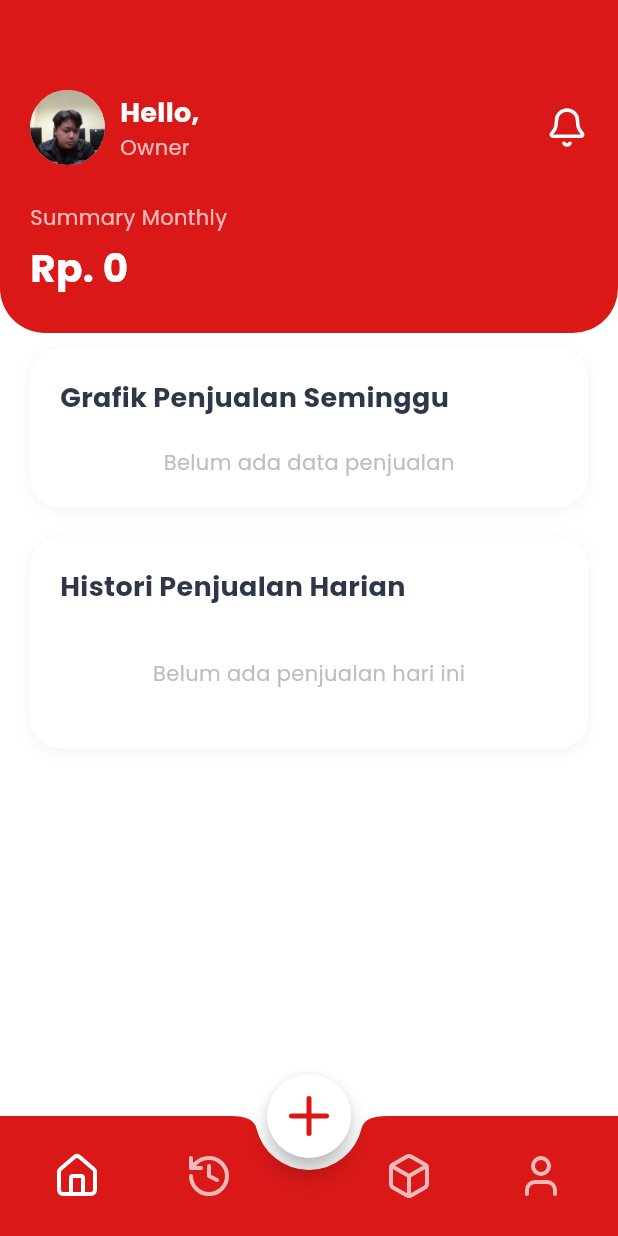
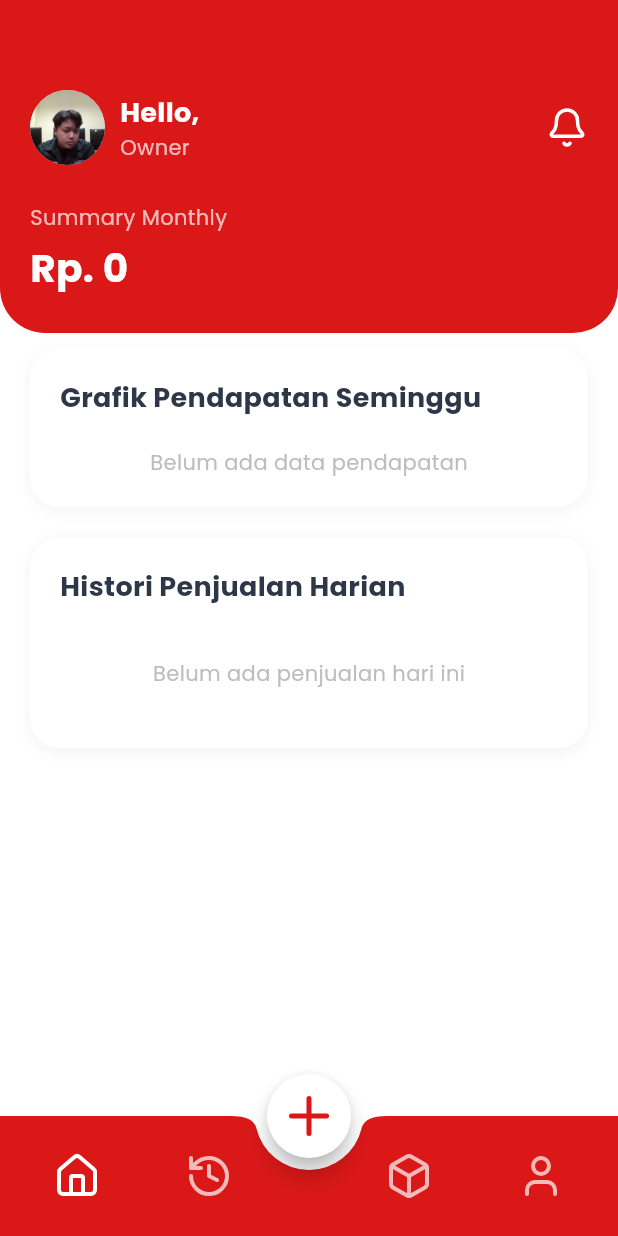
Before and after one commit to thisgleammm/rafflimotor, a Flutter app: the DashboardPage screen opened by its route, on a phone screen of 412 x 824 dp. Run offline on Flutter 3.47's test engine with Material 3 defaults, Android fonts, the phone set to English and light mode, and no system bars; our stand-ins replace fl_chart, flutter_dotenv, flutter_image_compress, google_fonts, image_picker, lucide_icons and 5 more; accounts and stored records are empty; network calls fail.

Commit message:
feat: enhance dashboard with improved analytics widgets and sales visualization

```diff
--- a/lib/screens/dashboard_page.dart
+++ b/lib/screens/dashboard_page.dart
@@ -28,17 +28,28 @@ class _DashboardPageState extends State<DashboardPage> {
   bool _isLoadingStock = true;
   static const int _minStockThreshold = 3;
 
-  // Sales data
-  List<Map<String, dynamic>> _weeklySalesData = [];
-  List<Sale> _todaySales = [];
-  double _monthlyRevenue = 0;
-  bool _isLoadingSales = true;
+  // Futures for async loading
+  late Future<List<Map<String, dynamic>>> _weeklySalesFuture;
+  late Future<double> _monthlyRevenueFuture;
+  late Future<List<Sale>> _todaySalesFuture;
 
   @override
   void initState() {
     super.initState();
     _checkLowStock();
-    _loadSalesData();
+    _refreshDashboardData();
+  }
+
+  void _refreshDashboardData() {
+    final now = DateTime.now();
+    setState(() {
+      _weeklySalesFuture = _databaseService.getWeeklySales();
+      _monthlyRevenueFuture = _databaseService.getMonthlyRevenue(
+        year: now.year,
+        month: now.month,
+      );
+      _todaySalesFuture = _databaseService.getTodaySales();
+    });
   }
 
   Future<void> _checkLowStock() async {
@@ -63,36 +74,10 @@ class _DashboardPageState extends State<DashboardPage> {
     }
   }
 
-  Future<void> _loadSalesData() async {
-    setState(() {
-      _isLoadingSales = true;
-    });
-
-    try {
-      final now = DateTime.now();
-      final weeklySales = await _databaseService.getWeeklySales();
-      final todaySales = await _databaseService.getTodaySales();
-      final monthlyRevenue = await _databaseService.getMonthlyRevenue(
-        year: now.year,
-        month: now.month,
-      );
-
-      setState(() {
-        _weeklySalesData = weeklySales;
-        _todaySales = todaySales;
-        _monthlyRevenue = monthlyRevenue;
-        _isLoadingSales = false;
-      });
-    } catch (e) {
-      debugPrint('Error loading sales data: $e');
-      setState(() {
-        _isLoadingSales = false;
-      });
-    }
-  }
-
   void _onItemTapped(int index) {
-    if (index == 2) {
+    if (index == 0) {
+      _refreshDashboardData();
+    } else if (index == 2) {
       // Refresh low stock alert when switching to stock page
       _checkLowStock();
     }
@@ -205,10 +190,14 @@ class _DashboardPageState extends State<DashboardPage> {
                     style: TextStyle(color: Colors.white70, fontSize: 14),
                   ),
                   const SizedBox(height: 5),
-                      _isLoadingSales
-                          ? const SizedBox(
+                  FutureBuilder<double>(
+                    future: _monthlyRevenueFuture,
+                    builder: (context, snapshot) {
+                      if (snapshot.connectionState == ConnectionState.waiting) {
+                        return const SizedBox(
                           height: 30,
-                          child: Center(
+                          child: Align(
+                            alignment: Alignment.centerLeft,
                             child: SizedBox(
                               width: 20,
                               height: 20,
@@ -218,18 +207,22 @@ class _DashboardPageState extends State<DashboardPage> {
                               ),
                             ),
                           ),
-                            )
-                          : Text(
+                        );
+                      }
+                      final revenue = snapshot.data ?? 0;
+                      return Text(
                         NumberFormat.currency(
                           locale: 'id_ID',
                           symbol: 'Rp. ',
                           decimalDigits: 0,
-                              ).format(_monthlyRevenue),
+                        ).format(revenue),
                         style: const TextStyle(
                           color: Colors.white,
                           fontSize: 26,
                           fontWeight: FontWeight.bold,
                         ),
+                      );
+                    },
                   ),
                 ],
               ),
@@ -242,9 +235,39 @@ class _DashboardPageState extends State<DashboardPage> {
                 onViewStock: () => _onItemTapped(2),
               ),
             // 🔹 Weekly Sales Chart
-            if (!_isLoadingSales) WeeklySalesChart(salesData: _weeklySalesData),
+            FutureBuilder<List<Map<String, dynamic>>>(
+              future: _weeklySalesFuture,
+              builder: (context, snapshot) {
+                if (snapshot.connectionState == ConnectionState.waiting) {
+                  return const Padding(
+                    padding: EdgeInsets.all(20),
+                    child: Center(child: CircularProgressIndicator()),
+                  );
+                }
+                if (snapshot.hasError ||
+                    !snapshot.hasData ||
+                    snapshot.data!.isEmpty) {
+                  // Fallback or empty chart logic if needed,
+                  // but WeeklySalesChart might handle empty lists.
+                  // Let's assume it handles it or we pass empty.
+                  return WeeklySalesChart(salesData: snapshot.data ?? []);
+                }
+                return WeeklySalesChart(salesData: snapshot.data!);
+              },
+            ),
             // 🔹 Daily Sales List
-                if (!_isLoadingSales) DailySalesList(sales: _todaySales),
+            FutureBuilder<List<Sale>>(
+              future: _todaySalesFuture,
+              builder: (context, snapshot) {
+                if (snapshot.connectionState == ConnectionState.waiting) {
+                  return const Padding(
+                    padding: EdgeInsets.all(20),
+                    child: Center(child: CircularProgressIndicator()),
+                  );
+                }
+                return DailySalesList(sales: snapshot.data ?? []);
+              },
+            ),
             // Spacer
             const SizedBox(height: 20),
           ],
--- a/lib/widgets/daily_sales_list.dart
+++ b/lib/widgets/daily_sales_list.dart
@@ -53,7 +53,8 @@ class DailySalesList extends StatelessWidget {
   }
 
   Widget _buildSaleItem(Sale sale) {
-    final time = DateFormat('HH:mm').format(sale.createdAt);
+    final localTime = sale.createdAt.toLocal();
+    final time = DateFormat('HH:mm').format(localTime);
     final customerName = sale.customerName ?? 'CUSTOMER ${sale.id}';
 
     // Format service fee as currency
@@ -61,7 +62,7 @@ class DailySalesList extends StatelessWidget {
       locale: 'id_ID',
       symbol: 'Rp.',
       decimalDigits: 0,
-    ).format(sale.serviceFee);
+    ).format(sale.totalPrice);
 
     return Container(
       margin: const EdgeInsets.only(bottom: 10),
--- a/lib/widgets/weekly_sales_chart.dart
+++ b/lib/widgets/weekly_sales_chart.dart
@@ -1,5 +1,6 @@
 import 'package:fl_chart/fl_chart.dart';
 import 'package:flutter/material.dart';
+import 'package:intl/intl.dart';
 
 class WeeklySalesChart extends StatelessWidget {
   final List<Map<String, dynamic>> salesData;
@@ -27,7 +28,7 @@ class WeeklySalesChart extends StatelessWidget {
           crossAxisAlignment: CrossAxisAlignment.start,
           children: [
             const Text(
-              'Grafik Penjualan Seminggu',
+              'Grafik Pendapatan Seminggu',
               style: TextStyle(
                 fontSize: 18,
                 fontWeight: FontWeight.bold,
@@ -37,7 +38,7 @@ class WeeklySalesChart extends StatelessWidget {
             const SizedBox(height: 20),
             Center(
               child: Text(
-                'Belum ada data penjualan',
+                'Belum ada data pendapatan',
                 style: TextStyle(color: Colors.grey[400], fontSize: 14),
               ),
             ),
@@ -46,11 +47,13 @@ class WeeklySalesChart extends StatelessWidget {
       );
     }
 
-    // Find max value for Y axis
-    final maxCount = salesData
-        .map((e) => e['count'] as int)
+    // Find max value for Y axis (adjust for currency scale if needed, e.g. millions)
+    final maxVal = salesData
+        .map((e) => (e['count'] as num).toDouble())
         .reduce((a, b) => a > b ? a : b);
-    final yAxisMax = (maxCount + 5).toDouble();
+
+    // Add 20% padding to top
+    final yAxisMax = maxVal * 1.2;
 
     return Container(
       margin: const EdgeInsets.symmetric(horizontal: 20, vertical: 10),
@@ -70,7 +73,7 @@ class WeeklySalesChart extends StatelessWidget {
         crossAxisAlignment: CrossAxisAlignment.start,
         children: [
           const Text(
-            'Grafik Penjualan Seminggu',
+            'Grafik Pendapatan Seminggu',
             style: TextStyle(
               fontSize: 18,
               fontWeight: FontWeight.bold,
@@ -85,7 +88,7 @@ class WeeklySalesChart extends StatelessWidget {
                 gridData: FlGridData(
                   show: true,
                   drawVerticalLine: false,
-                  horizontalInterval: 5,
+                  horizontalInterval: yAxisMax / 5, // 5 grid lines
                   getDrawingHorizontalLine: (value) {
                     return FlLine(color: Colors.grey[200]!, strokeWidth: 1);
                   },
@@ -124,15 +127,24 @@ class WeeklySalesChart extends StatelessWidget {
                   leftTitles: AxisTitles(
                     sideTitles: SideTitles(
                       showTitles: true,
-                      interval: 5,
-                      reservedSize: 30,
+                      reservedSize: 40,
+                      interval: yAxisMax / 5,
                       getTitlesWidget: (double value, TitleMeta meta) {
+                        // Abbreviate large numbers (e.g. 1.5M, 100K)
+                        if (value >= 1000000) {
+                          return Text(
+                            '${(value / 1000000).toStringAsFixed(1)}jt',
+                            style: const TextStyle(fontSize: 10),
+                          );
+                        } else if (value >= 1000) {
+                          return Text(
+                            '${(value / 1000).toStringAsFixed(0)}rb',
+                            style: const TextStyle(fontSize: 10),
+                          );
+                        }
                         return Text(
                           value.toInt().toString(),
-                          style: const TextStyle(
-                            color: Color(0xFF2D3748),
-                            fontSize: 12,
-                          ),
+                          style: const TextStyle(fontSize: 10),
                         );
                       },
                     ),
@@ -148,10 +160,10 @@ class WeeklySalesChart extends StatelessWidget {
                     spots: salesData.asMap().entries.map((entry) {
                       return FlSpot(
                         entry.key.toDouble(),
-                        (entry.value['count'] as int).toDouble(),
+                        (entry.value['count'] as num).toDouble(),
                       );
                     }).toList(),
-                    isCurved: false,
+                    isCurved: true, // Make it curved for better look
                     color: const Color(0xFFDA1818),
                     barWidth: 3,
                     isStrokeCapRound: true,
@@ -166,7 +178,10 @@ class WeeklySalesChart extends StatelessWidget {
                         );
                       },
                     ),
-                    belowBarData: BarAreaData(show: false),
+                    belowBarData: BarAreaData(
+                      show: true,
+                      color: const Color(0xFFDA1818).withValues(alpha: 0.1),
+                    ),
                   ),
                 ],
                 lineTouchData: LineTouchData(
@@ -175,8 +190,15 @@ class WeeklySalesChart extends StatelessWidget {
                     getTooltipItems: (List<LineBarSpot> touchedBarSpots) {
                       return touchedBarSpots.map((barSpot) {
                         final index = barSpot.x.toInt();
+                        final val = barSpot.y;
+                        final formattedVal = NumberFormat.currency(
+                          locale: 'id_ID',
+                          symbol: 'Rp ',
+                          decimalDigits: 0,
+                        ).format(val);
+
                         return LineTooltipItem(
-                          '${salesData[index]['date']}\n${barSpot.y.toInt()} penjualan',
+                          '${salesData[index]['date']}\n$formattedVal',
                           const TextStyle(
                             color: Colors.white,
                             fontWeight: FontWeight.bold,
```
Lines whose indentation alone changed are shown as unchanged.
